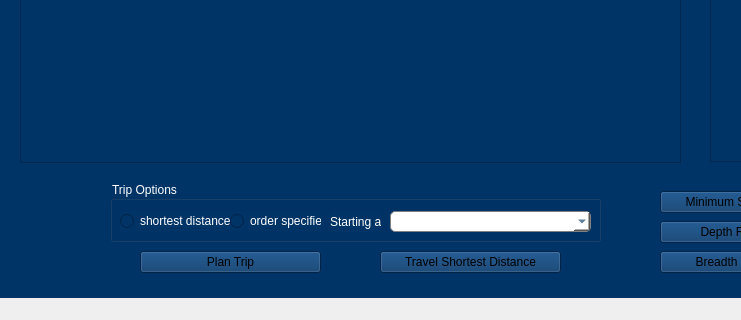
Old version of the form NBA/fanpage.ui in the repository pammypoor/ScrumGitSome; both pictures show x 0 to 741 and y 309 to 629 of the 1052 by 629 pixel window.
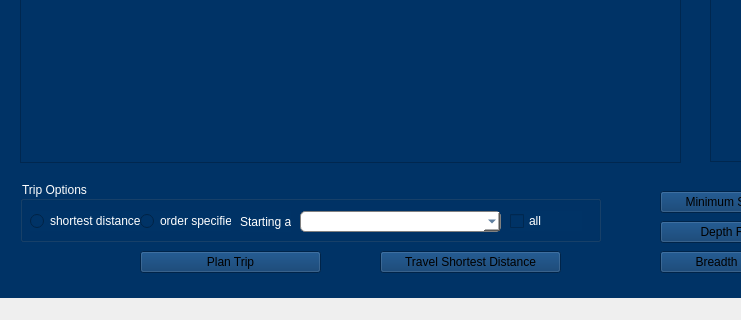
New version of the form. Icons and pictures are not drawn.

```diff
--- a/NBA/fanpage.ui
+++ b/NBA/fanpage.ui
@@ -195,9 +195,9 @@
      <widget class="QGroupBox" name="groupBox_3">
       <property name="geometry">
        <rect>
-        <x>130</x>
+        <x>40</x>
         <y>490</y>
-        <width>491</width>
+        <width>581</width>
         <height>61</height>
        </rect>
       </property>
@@ -268,6 +268,19 @@
         <string>Starting at</string>
        </property>
       </widget>
+      <widget class="QCheckBox" name="checkBox">
+       <property name="geometry">
+        <rect>
+         <x>490</x>
+         <y>30</y>
+         <width>72</width>
+         <height>20</height>
+        </rect>
+       </property>
+       <property name="text">
+        <string>all</string>
+       </property>
+      </widget>
      </widget>
      <widget class="QTableView" name="planTripTable">
       <property name="geometry">
```
Left out of the diff: 4 changed lines with no effect on the pictures.
